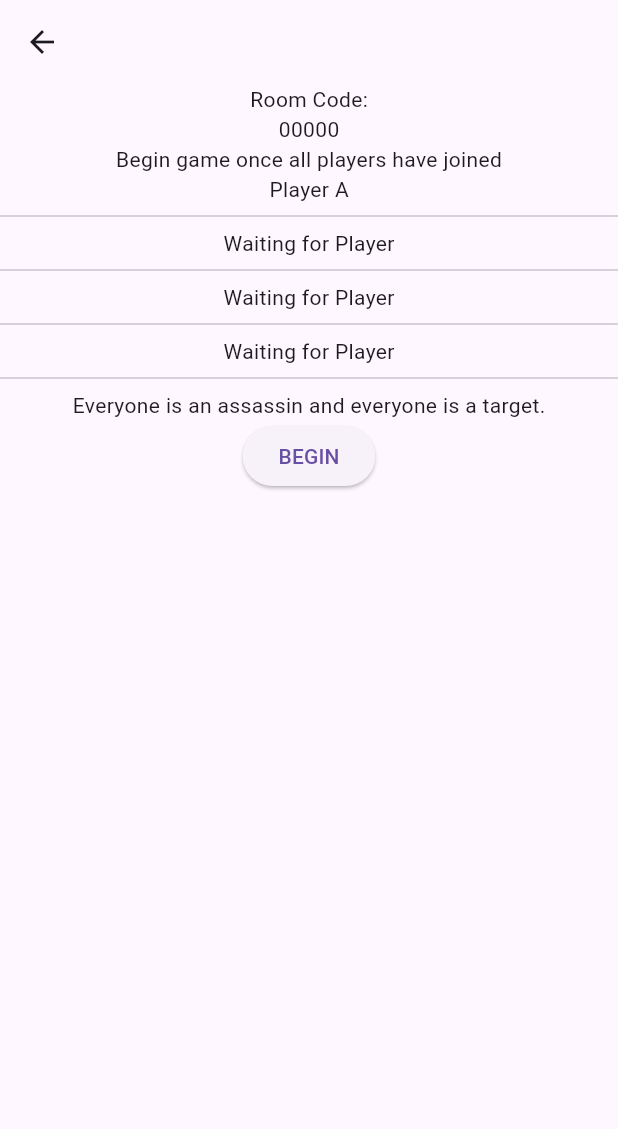
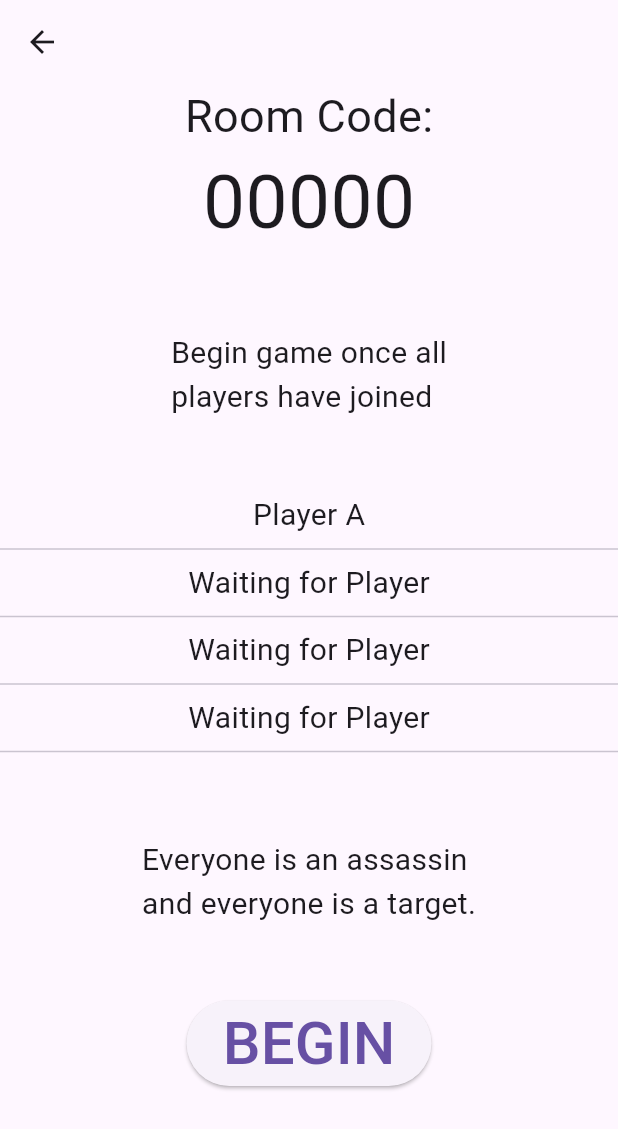
Before and after one commit to allys-dev/bang-bang, a Flutter app: the CreateRoomPage screen opened directly, after a tap on "BEGIN", on a phone screen of 412 x 824 dp. Shown: the top 1129 px of the screen. Run offline on Flutter 3.47's test engine with Material 3 defaults, Android fonts, the light colour scheme and no system bars.

Commit message:
Add some basic formatting

```diff
--- a/lib/data/constants.dart
+++ b/lib/data/constants.dart
@@ -1,10 +1,10 @@
 import 'package:flutter/material.dart';
 
 class KTextStyle {
-  static TextStyle heading1Text = TextStyle(
-    fontSize: 18.0,
-    fontWeight: FontWeight.bold,
-  );
-
-
+  static TextStyle heading1 = TextStyle(fontSize: 50.0);
+  static TextStyle heading2 = TextStyle(fontSize: 40.0);
+  static TextStyle heading3 = TextStyle(fontSize: 30.0);
+  static TextStyle heading4 = TextStyle(fontSize: 20.0);
+  static TextStyle content1 = TextStyle(fontSize: 15.0);
+  static TextStyle content2 = TextStyle(fontSize: 10.0);
 }
--- a/lib/views/pages/create_room_page.dart
+++ b/lib/views/pages/create_room_page.dart
@@ -1,3 +1,4 @@
+import 'package:bang_bang/data/constants.dart';
 import 'package:bang_bang/views/pages/lobby_page.dart';
 import 'package:flutter/material.dart';
 
@@ -10,11 +11,10 @@ class CreateRoomPage extends StatelessWidget {
       appBar: AppBar(),
       body: Center(
         child: Column(
-          crossAxisAlignment: CrossAxisAlignment.center,
-          mainAxisAlignment: MainAxisAlignment.center,
           children: [
-            Text('Create Room', style: TextStyle(fontSize: 30)),
-            Text('Room Name'),
+            Text('Create Room', style: KTextStyle.heading1),
+            SizedBox(height: 80),
+            Text('Room Name', style: KTextStyle.heading4),
             TextField(
               decoration: InputDecoration(
                 border: OutlineInputBorder(),
@@ -22,7 +22,8 @@ class CreateRoomPage extends StatelessWidget {
                 hintStyle: TextStyle(fontSize: 15),
               ),
             ),
-            Text('Number of Players'),
+            SizedBox(height: 40),
+            Text('Number of Players', style: KTextStyle.heading4),
             TextField(
               decoration: InputDecoration(
                 border: OutlineInputBorder(),
@@ -30,7 +31,8 @@ class CreateRoomPage extends StatelessWidget {
                 hintStyle: TextStyle(fontSize: 15),
               ),
             ),
-            Text('How long are you playing'),
+            SizedBox(height: 40),
+            Text('How long are you playing?', style: KTextStyle.heading4),
             TextField(
               decoration: InputDecoration(
                 border: OutlineInputBorder(),
@@ -38,6 +40,7 @@ class CreateRoomPage extends StatelessWidget {
                 hintStyle: TextStyle(fontSize: 15),
               ),
             ),
+            SizedBox(height: 80),
             ElevatedButton(
               onPressed: () {
                 Navigator.of(context).push(
@@ -48,7 +51,7 @@ class CreateRoomPage extends StatelessWidget {
                   ),
                 );
               },
-              child: Text('BEGIN'),
+              child: Text('BEGIN', style: KTextStyle.heading1),
             ),
           ],
         ),
--- a/lib/views/pages/game_tree.dart
+++ b/lib/views/pages/game_tree.dart
@@ -5,11 +5,7 @@ import 'package:bang_bang/views/pages/scoreboard_page.dart';
 import 'package:bang_bang/widgets/navbar_widget.dart';
 import 'package:flutter/material.dart';
 
-List<Widget> pages = [
-  MissionPage(),
-  ScoreboardPage(),
-  HowToPage(),
-];
+List<Widget> pages = [MissionPage(), ScoreboardPage(), HowToPage()];
 
 class GameTree extends StatelessWidget {
   const GameTree({super.key});
--- a/lib/views/pages/lobby_page.dart
+++ b/lib/views/pages/lobby_page.dart
@@ -1,5 +1,5 @@
+import 'package:bang_bang/data/constants.dart';
 import 'package:bang_bang/views/pages/game_tree.dart';
-import 'package:bang_bang/views/pages/mission_page.dart';
 import 'package:flutter/material.dart';
 
 class LobbyPage extends StatelessWidget {
@@ -13,20 +13,33 @@ class LobbyPage extends StatelessWidget {
       appBar: AppBar(),
       body: Column(
         children: [
-          Text("Room Code:"),
-          Text("00000"),
+          Text("Room Code:", style: KTextStyle.heading3),
+          Text("00000", style: KTextStyle.heading1),
+          SizedBox(height: 50),
           isCreator
-              ? Text("Begin game once all players have joined")
-              : Text("Waiting for room creator to begin game"),
-          Text("Player A"),
+              ? Text(
+                "Begin game once all\nplayers have joined",
+                style: KTextStyle.heading4,
+              )
+              : Text(
+                "Waiting for room\ncreator to begin game",
+                style: KTextStyle.heading4,
+              ),
+          SizedBox(height: 50),
+          Text("Player A", style: KTextStyle.heading4),
           Divider(),
-          Text("Waiting for Player"),
+          Text("Waiting for Player", style: KTextStyle.heading4),
           Divider(),
-          Text("Waiting for Player"),
+          Text("Waiting for Player", style: KTextStyle.heading4),
           Divider(),
-          Text("Waiting for Player"),
+          Text("Waiting for Player", style: KTextStyle.heading4),
           Divider(),
-          Text("Everyone is an assassin and everyone is a target."),
+          SizedBox(height: 50),
+          Text(
+            "Everyone is an assassin\nand everyone is a target.",
+            style: KTextStyle.heading4,
+          ),
+          SizedBox(height: 50),
           isCreator
               ? ElevatedButton(
                 onPressed: () {
@@ -38,7 +51,7 @@ class LobbyPage extends StatelessWidget {
                     ),
                   );
                 },
-                  child: Text('BEGIN'),
+                child: Text('BEGIN', style: KTextStyle.heading2),
               )
               : SizedBox(),
         ],
--- a/lib/views/pages/test2_page.dart
+++ b/lib/views/pages/test2_page.dart
@@ -5,8 +5,6 @@ class Test2Page extends StatelessWidget {
 
   @override
   Widget build(BuildContext context) {
-    return Center(
-      child: Text("TEST PAGE 2"),
-    );
+    return Center(child: Text("TEST PAGE 2"));
   }
 }
--- a/lib/views/pages/test_page.dart
+++ b/lib/views/pages/test_page.dart
@@ -5,8 +5,6 @@ class TestPage extends StatelessWidget {
 
   @override
   Widget build(BuildContext context) {
-    return Center(
-      child: Text("TEST PAGE 1"),
-    );
+    return Center(child: Text("TEST PAGE 1"));
   }
 }
--- a/pubspec.yaml
+++ b/pubspec.yaml
@@ -19,7 +19,7 @@ publish_to: 'none' # Remove this line if you wish to publish to pub.dev
 version: 1.0.0+1
 
 environment:
-  sdk: ">=3.6.0 <4.0.0"
+  sdk: "^3.7.0"
 
 # Dependencies specify other packages that your package needs in order to work.
 # To automatically upgrade your package dependencies to the latest versions
```
Also changed, not shown: lib/views/pages/how_to_page.dart (+63 -17 lines), lib/views/pages/join_room_page.dart (+13 -5 lines), lib/views/pages/landing_page.dart (+6 -3 lines), lib/views/pages/mission_page.dart (+16 -11 lines), lib/views/pages/play_page.dart (+18 -5 lines), lib/views/pages/scoreboard_page.dart (+21 -9 lines), lib/data/notifiers.dart (line endings or trailing spaces), pubspec.lock. Lines whose indentation alone changed are shown as unchanged.
